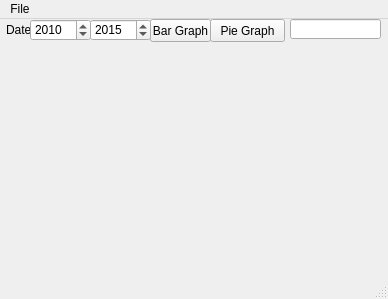
Above: mainwindow.ui from TeamGrapefuit/SourceCode before the change. Below: the same form after it.
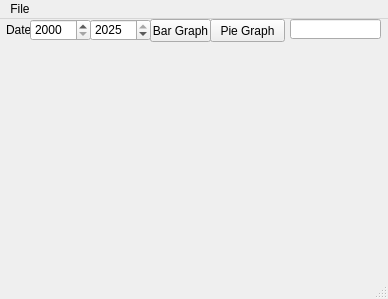
That is the form after the change.

Commit message: added error status bar for name

```diff
--- a/mainwindow.ui
+++ b/mainwindow.ui
@@ -65,10 +65,10 @@
      <number>2000</number>
     </property>
     <property name="maximum">
-     <number>2050</number>
+     <number>2025</number>
     </property>
     <property name="value">
-     <number>2010</number>
+     <number>2000</number>
     </property>
    </widget>
    <widget class="QSpinBox" name="spinBox_2">
@@ -84,10 +84,10 @@
      <number>2000</number>
     </property>
     <property name="maximum">
-     <number>2050</number>
+     <number>2025</number>
     </property>
     <property name="value">
-     <number>2015</number>
+     <number>2025</number>
     </property>
    </widget>
    <widget class="QPushButton" name="pushButton_2">
```
Left out of the diff: 2 changed lines with no effect on the pictures. The commit also changes 1 other file.
